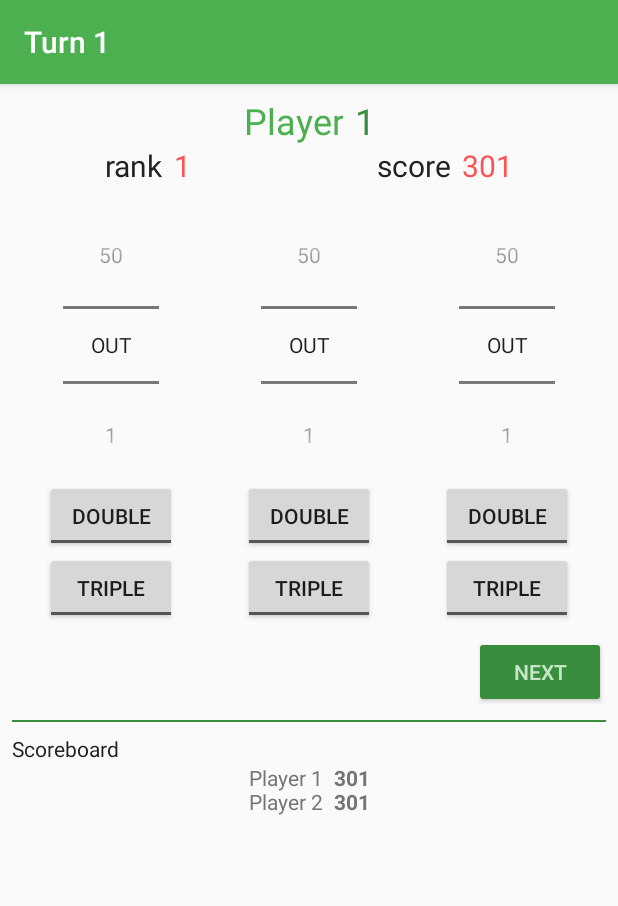
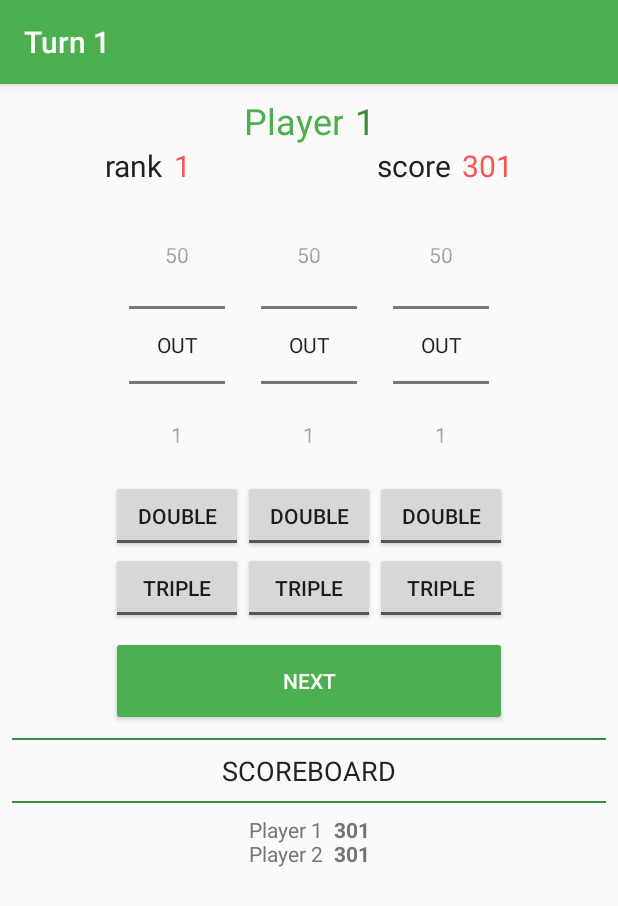
Before and after one commit to ychalier/dart, an Android app: the GameActivity screen opened directly, with no data from a screen before it, on a phone screen of 412 x 824 dp. Shown: the top 906 px of the screen. Run offline under Robolectric (Android 15) with nearby library versions, the phone set to English and light mode, and no system bars.

Commit message:
redo game design

```diff
--- a/app/src/main/res/layout/activity_game.xml
+++ b/app/src/main/res/layout/activity_game.xml
@@ -87,7 +87,8 @@
 
     <LinearLayout
         android:baselineAligned="false"
-        android:layout_width="fill_parent"
+        android:layout_gravity="center_horizontal"
+        android:layout_width="wrap_content"
         android:layout_height="wrap_content"
         android:orientation="horizontal"
         android:layout_marginTop="8dp"
@@ -124,11 +125,11 @@
 
     <Button
         android:id="@+id/buttonNextPlayer"
-        android:layout_gravity="end"
-        android:layout_width="wrap_content"
-        android:layout_height="wrap_content"
-        android:textColor="@color/colorPrimaryLight"
-        android:backgroundTint="@color/colorPrimaryDark"
+        android:layout_gravity="center_horizontal"
+        android:layout_width="264dp"
+        android:layout_height="60dp"
+        android:textColor="@color/colorIcons"
+        android:backgroundTint="@color/colorPrimary"
         android:text="@string/next" />
 
     <View
@@ -141,7 +142,15 @@
         android:layout_width="wrap_content"
         android:layout_height="wrap_content"
         android:textColor="@color/colorPrimaryText"
+        android:textSize="18sp"
+        android:layout_gravity="center"
         android:text="@string/scoreboard" />
+
+    <View
+        android:layout_width="match_parent"
+        android:layout_height="1dp"
+        android:background="@color/colorPrimaryDark"
+        android:layout_marginVertical="8dp"/>
 
     <LinearLayout
         android:layout_width="match_parent"
--- a/app/src/main/res/values/strings.xml
+++ b/app/src/main/res/values/strings.xml
@@ -9,6 +9,6 @@
     <string name="rank">rank</string>
     <string name="score">score</string>
     <string name="next">Next</string>
-    <string name="scoreboard">Scoreboard</string>
+    <string name="scoreboard">SCOREBOARD</string>
 
 </resources>
```
